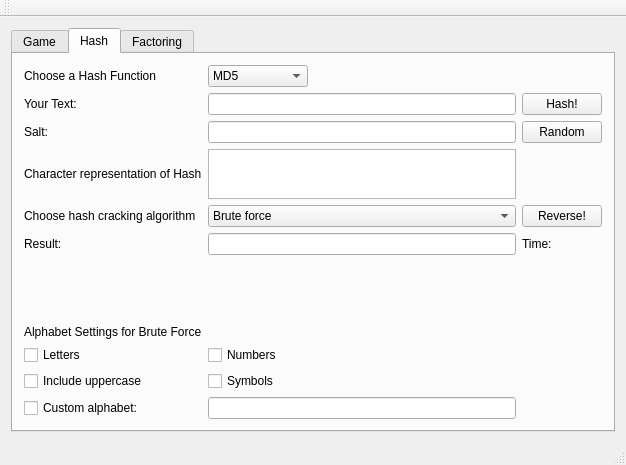
Old version of the form CapstoneCryptography/forms/mainwindow.ui in the repository egandunning/learn-crypto.
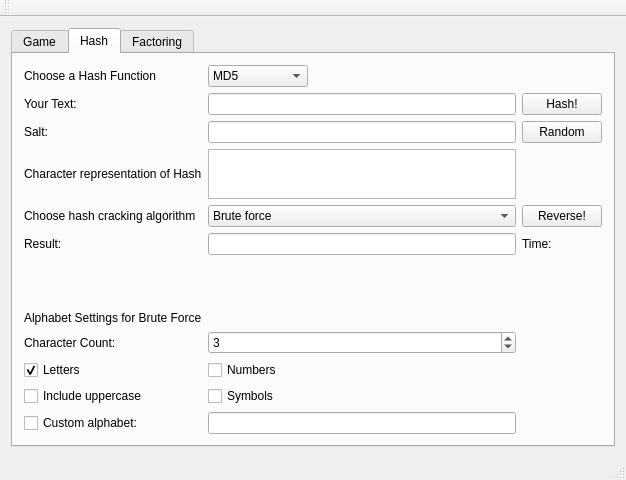
New version of the form.

Commit message: customizable alphabet from gui

```diff
--- a/CapstoneCryptography/forms/mainwindow.ui
+++ b/CapstoneCryptography/forms/mainwindow.ui
@@ -7,7 +7,7 @@
     <x>0</x>
     <y>0</y>
     <width>626</width>
-    <height>465</height>
+    <height>480</height>
    </rect>
   </property>
   <property name="windowTitle">
@@ -121,6 +121,9 @@
           <property name="text">
            <string>Letters</string>
           </property>
+          <property name="checked">
+           <bool>true</bool>
+          </property>
          </widget>
         </item>
         <item row="3" column="1">
@@ -254,6 +257,23 @@
         <item row="12" column="1">
          <widget class="QLineEdit" name="alphabetField"/>
         </item>
+        <item row="9" column="0">
+         <widget class="QLabel" name="label_10">
+          <property name="text">
+           <string>Character Count:</string>
+          </property>
+         </widget>
+        </item>
+        <item row="9" column="1">
+         <widget class="QSpinBox" name="charCountSpinBox">
+          <property name="minimum">
+           <number>1</number>
+          </property>
+          <property name="value">
+           <number>3</number>
+          </property>
+         </widget>
+        </item>
        </layout>
       </widget>
       <widget class="QWidget" name="tab_4">
```
The commit also changes 3 other files.
